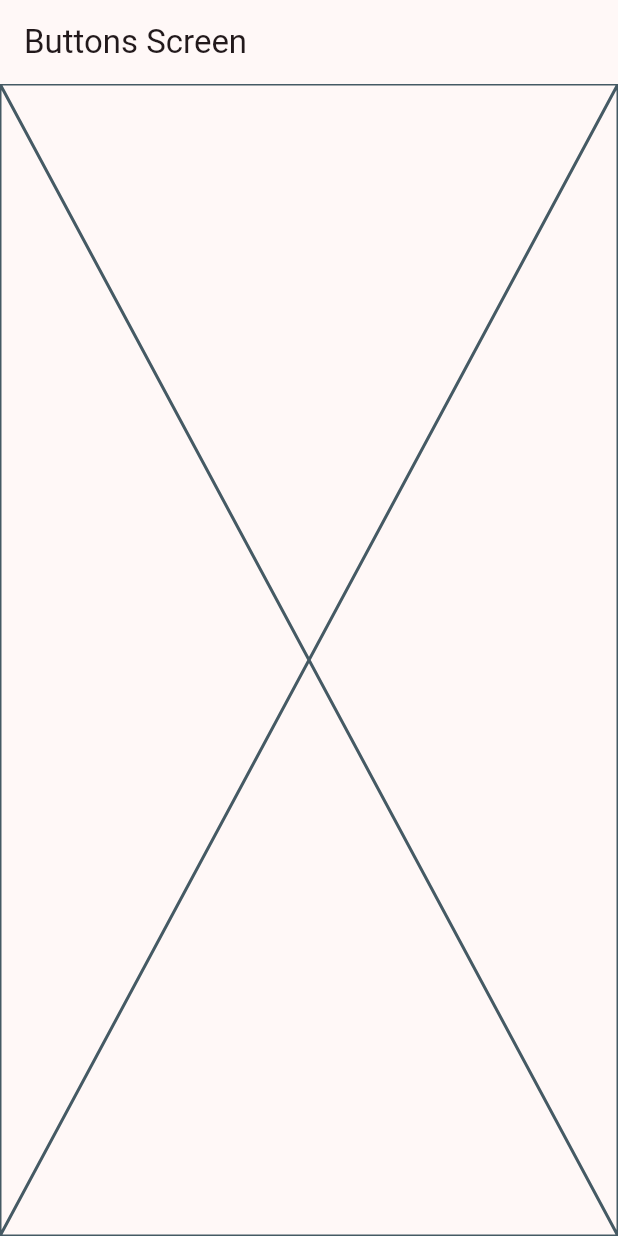
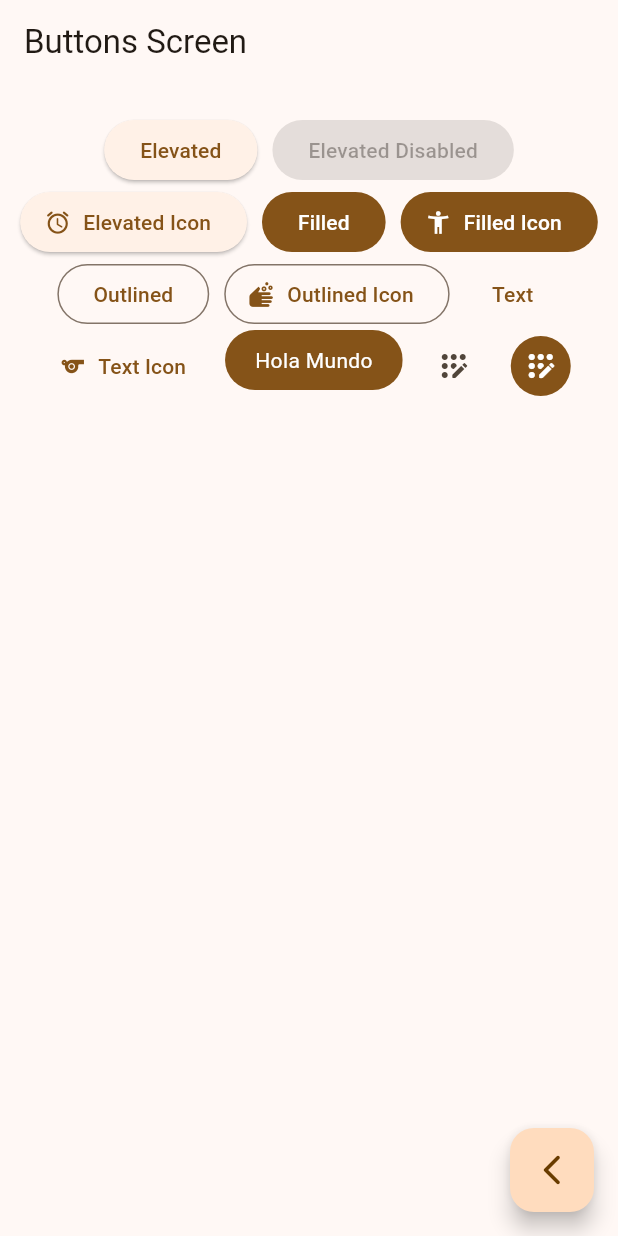
Before and after one commit to elcama86/widgets_app, a Flutter app: the ButtonsScreen screen opened by its route, on a phone screen of 412 x 824 dp. Run offline on Flutter 3.47's test engine with Material 2 defaults, Android fonts, the phone set to English and light mode, and no system bars; our stand-ins replace go_router.

Commit message:
ButtonsScreen finished

```diff
--- a/lib/main.dart
+++ b/lib/main.dart
@@ -14,7 +14,7 @@ class MainApp extends StatelessWidget {
     return MaterialApp.router(
       routerConfig: appRouter,
       debugShowCheckedModeBanner: false,
-      theme: AppTheme(selectedColor: 8).getTheme(),
+      theme: AppTheme(selectedColor: 6).getTheme(),
     );
   }
 }
--- a/lib/presentation/screens/buttons/buttons_screen.dart
+++ b/lib/presentation/screens/buttons/buttons_screen.dart
@@ -1,4 +1,5 @@
 import 'package:flutter/material.dart';
+import 'package:go_router/go_router.dart';
 
 class ButtonsScreen extends StatelessWidget {
   static const String name = 'buttons_screen';
@@ -11,7 +12,116 @@ class ButtonsScreen extends StatelessWidget {
       appBar: AppBar(
         title: const Text("Buttons Screen"),
       ),
-      body: const Placeholder(),
+      body: const _ButtonsView(),
+      floatingActionButton: FloatingActionButton(
+        onPressed: () => context.pop(),
+        child: const Icon(
+          Icons.arrow_back_ios_new_rounded,
+        ),
+      ),
     );
   }
 }
+
+class _ButtonsView extends StatelessWidget {
+  const _ButtonsView();
+
+  @override
+  Widget build(BuildContext context) {
+    final colors = Theme.of(context).colorScheme;
+
+    return SizedBox(
+      width: double.infinity,
+      child: Padding(
+        padding: const EdgeInsets.symmetric(horizontal: 10.0, vertical: 20.0),
+        child: Wrap(
+          spacing: 10.0,
+          alignment: WrapAlignment.center,
+          children: [
+            ElevatedButton(
+              onPressed: () {},
+              child: const Text('Elevated'),
+            ),
+            const ElevatedButton(
+              onPressed: null,
+              child: Text('Elevated Disabled'),
+            ),
+            ElevatedButton.icon(
+              onPressed: () {},
+              icon: const Icon(Icons.access_alarm_rounded),
+              label: const Text('Elevated Icon'),
+            ),
+            FilledButton(
+              onPressed: () {},
+              child: const Text('Filled'),
+            ),
+            FilledButton.icon(
+              onPressed: () {},
+              icon: const Icon(Icons.accessibility_new),
+              label: const Text('Filled Icon'),
+            ),
+            OutlinedButton(
+              onPressed: () {},
+              child: const Text('Outlined'),
+            ),
+            OutlinedButton.icon(
+              onPressed: () {},
+              icon: const Icon(Icons.soap),
+              label: const Text('Outlined Icon'),
+            ),
+            TextButton(
+              onPressed: () {},
+              child: const Text('Text'),
+            ),
+            TextButton.icon(
+              onPressed: () {},
+              icon: const Icon(Icons.sports),
+              label: const Text('Text Icon'),
+            ),
+            const CustomButton(),
+            IconButton(
+              onPressed: () {},
+              icon: const Icon(Icons.app_registration_rounded),
+            ),
+            IconButton(
+              onPressed: () {},
+              icon: const Icon(Icons.app_registration_rounded),
+              style: ButtonStyle(
+                backgroundColor: MaterialStatePropertyAll(colors.primary),
+                iconColor: const MaterialStatePropertyAll(Colors.white),
+              ),
+            ),
+          ],
+        ),
+      ),
+    );
+  }
+}
+
+class CustomButton extends StatelessWidget {
+  const CustomButton({super.key});
+
+  @override
+  Widget build(BuildContext context) {
+    final colors = Theme.of(context).colorScheme;
+
+    return  ClipRRect(
+      borderRadius: BorderRadius.circular(20.0),
+      child: Material(
+        color: colors.primary,
+        child: InkWell(
+          onTap: (){},
+          child: const Padding(
+            padding: EdgeInsets.symmetric(horizontal: 20.0, vertical: 10.0),
+            child: Text(
+              "Hola Mundo",
+              style: TextStyle(
+                color: Colors.white,
+              ),
+            ),
+          ),
+        ),
+      ),
+    );
+  }
+}
--- a/lib/presentation/screens/home/home_screen.dart
+++ b/lib/presentation/screens/home/home_screen.dart
@@ -1,6 +1,7 @@
 import 'package:flutter/material.dart';
 import 'package:go_router/go_router.dart';
 import 'package:widgets_app/config/menu/menu_items.dart';
+import 'package:widgets_app/presentation/screens/cards/cards_screen.dart';
 
 class HomeScreen extends StatelessWidget {
   static const String name = 'home_screen';
@@ -55,6 +56,7 @@ class _CustomListTile extends StatelessWidget {
         color: colors.primary,
       ),
       onTap: () {
+        // context.pushNamed(CardsScreen.name);
         context.push(item.link);
       },
     );
```
